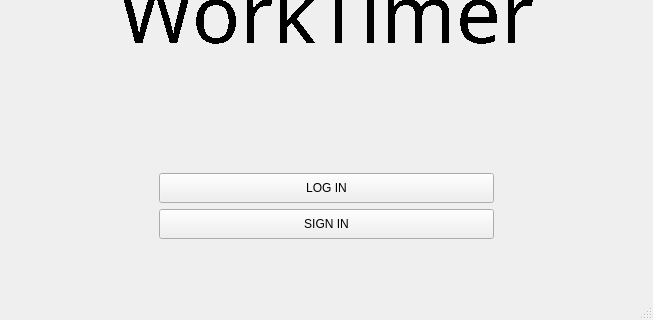
Qt form applications/frames/welcome.ui (LukaszRams/WorkTimer) before a commit; both pictures show x 0 to 653 and y 158 to 478 of the 653 by 478 pixel window.
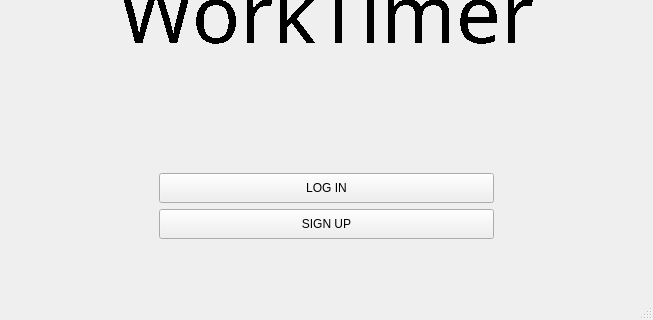
The same form after that commit.

Commit message: Renaming sign in to sign in. Adding requirements.txt

```diff
--- a/applications/frames/welcome.ui
+++ b/applications/frames/welcome.ui
@@ -111,7 +111,7 @@
            </sizepolicy>
           </property>
           <property name="text">
-           <string>SIGN IN</string>
+           <string>SIGN UP</string>
           </property>
          </widget>
         </item>
```
Left out of the diff: 2 changed lines with no effect on the pictures. The commit also changes 3 other files.
